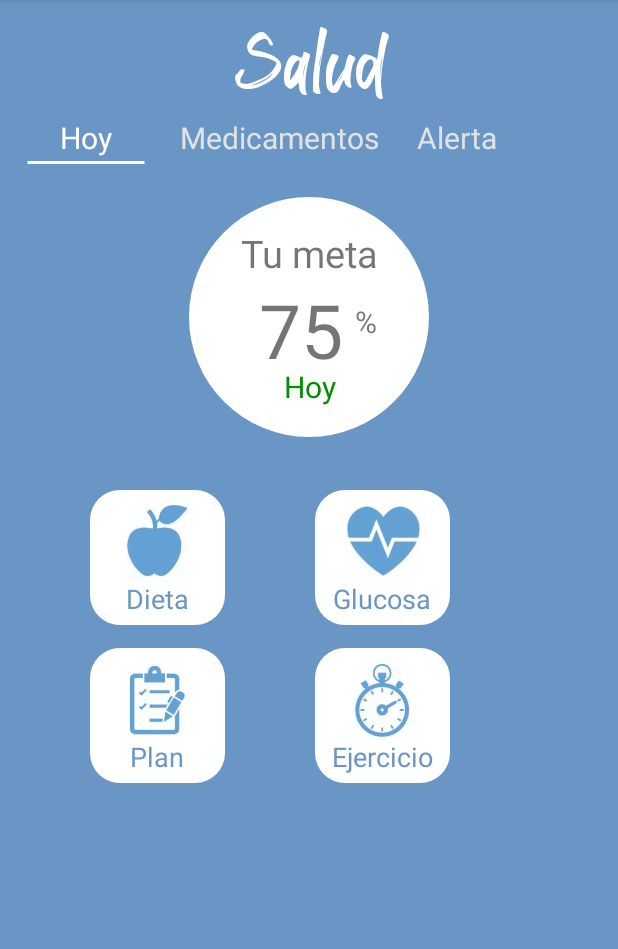
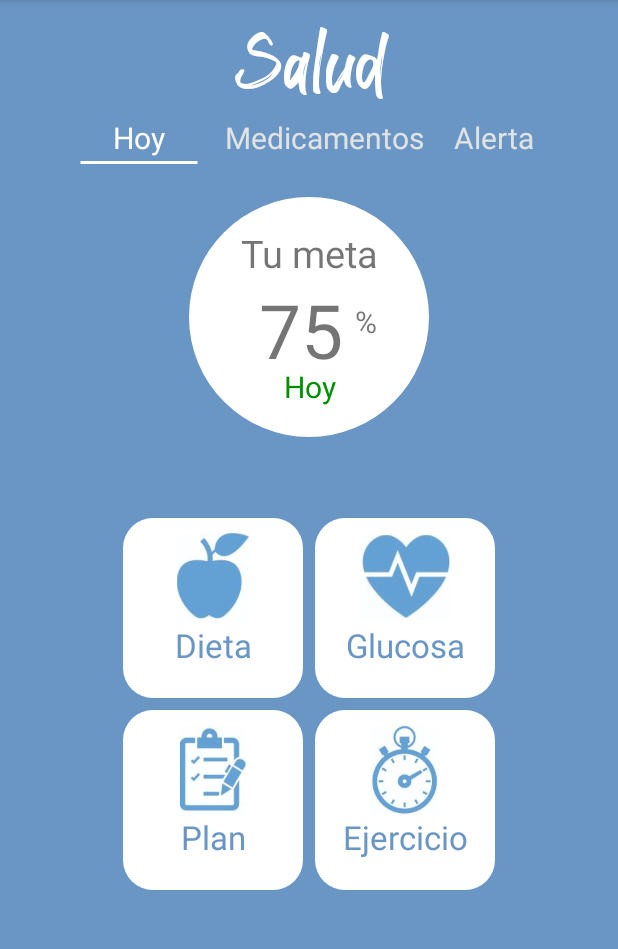
Before and after one commit to rojoescala/BeHealthyApp, an Android app: the screen it shows after launch (MainActivity), on a phone screen of 412 x 824 dp, the part 84-1033 px from its top. Run offline under Robolectric (Android 15) with nearby library versions, the phone set to English and light mode, and no system bars.

Commit message:
Menú corregido

```diff
--- a/app/src/main/res/layout/activity_menu.xml
+++ b/app/src/main/res/layout/activity_menu.xml
@@ -22,11 +22,13 @@
 
     <!-- Menú -->
 
-    <LinearLayout
+
+
+    <GridLayout
         android:layout_width="wrap_content"
         android:layout_height="wrap_content"
-        android:orientation="horizontal">
-
+        android:layout_gravity="center"
+        android:columnCount="3">
         <LinearLayout
             android:layout_width="wrap_content"
             android:layout_height="wrap_content"
@@ -46,15 +48,21 @@
                 android:background="@drawable/linea"
                 ></ImageView>
         </LinearLayout>
-
+<LinearLayout
+    android:layout_width="wrap_content"
+    android:layout_height="wrap_content">
     <TextView
     android:layout_width="wrap_content"
     android:layout_height="wrap_content"
     android:text="@string/medicamentos"
     android:textColor="@color/gris"
-            android:paddingHorizontal="5dp"
+    android:gravity="center"
     android:textSize="20dp"></TextView>
+</LinearLayout>
 
+<LinearLayout
+    android:layout_height="wrap_content"
+    android:layout_width="wrap_content">
         <TextView
             android:layout_width="wrap_content"
             android:layout_height="wrap_content"
@@ -63,7 +71,7 @@
             android:paddingHorizontal="20dp"
             android:textSize="20dp"></TextView>
 </LinearLayout>
-
+    </GridLayout>
 
 
     <!-- Porcentaje -->
@@ -121,23 +129,23 @@
 
     <!-- Opciones -->
 
-
+    <GridLayout
+        android:layout_marginTop="50dp"
+        android:layout_width="wrap_content"
+        android:layout_height="wrap_content"
+        android:layout_gravity="center"
+        android:columnCount="2"
+        android:useDefaultMargins="true"
+        android:paddingHorizontal="25dp">
         <LinearLayout
-        android:layout_marginTop="35dp"
-        android:orientation="horizontal"
-        android:layout_width="match_parent"
-        android:layout_height="wrap_content">
-
-        <LinearLayout
-            android:layout_width="90dp"
-            android:layout_height="90dp"
+            android:layout_width="@dimen/botones_menu"
+            android:layout_height="@dimen/botones_menu"
             android:orientation="vertical"
-            android:layout_marginHorizontal="60dp"
             android:background="@drawable/marco">
             <ImageView
                 android:layout_marginTop="10dp"
-                android:layout_width="50dp"
-                android:layout_height="50dp"
+                android:layout_width="@dimen/imagenes"
+                android:layout_height="@dimen/imagenes"
                 android:layout_gravity="center"
                 android:src="@drawable/dieta">
             </ImageView>
@@ -147,18 +155,17 @@
                 android:text="@string/dieta"
                 android:textColor="@color/fondoAzul"
                 android:gravity="center"
-                android:textSize="18dp"></TextView>
+                android:textSize="@dimen/letra_menu"></TextView>
         </LinearLayout>
-
         <LinearLayout
-            android:layout_width="90dp"
-            android:layout_height="90dp"
+            android:layout_width="@dimen/botones_menu"
+            android:layout_height="@dimen/botones_menu"
             android:orientation="vertical"
             android:background="@drawable/marco">
             <ImageView
                 android:layout_marginTop="10dp"
-                android:layout_width="50dp"
-                android:layout_height="50dp"
+                android:layout_width="@dimen/imagenes"
+                android:layout_height="@dimen/imagenes"
                 android:layout_gravity="center"
                 android:src="@drawable/azucar">
             </ImageView>
@@ -168,27 +175,17 @@
                 android:text="@string/glucosa"
                 android:textColor="@color/fondoAzul"
                 android:gravity="center"
-                android:textSize="18dp"></TextView>
+                android:textSize="@dimen/letra_menu"></TextView>
         </LinearLayout>
-
-    </LinearLayout>
-
         <LinearLayout
-        android:layout_marginTop="15dp"
-        android:orientation="horizontal"
-        android:layout_width="match_parent"
-        android:layout_height="wrap_content">
-
-        <LinearLayout
-            android:layout_width="90dp"
-            android:layout_height="90dp"
+            android:layout_width="@dimen/botones_menu"
+            android:layout_height="@dimen/botones_menu"
             android:orientation="vertical"
-            android:layout_marginHorizontal="60dp"
             android:background="@drawable/marco">
             <ImageView
                 android:layout_marginTop="10dp"
-                android:layout_width="50dp"
-                android:layout_height="50dp"
+                android:layout_width="@dimen/imagenes"
+                android:layout_height="@dimen/imagenes"
                 android:layout_gravity="center"
                 android:src="@drawable/plan">
             </ImageView>
@@ -198,18 +195,17 @@
                 android:text="@string/plan"
                 android:textColor="@color/fondoAzul"
                 android:gravity="center"
-                android:textSize="18dp"></TextView>
+                android:textSize="@dimen/letra_menu"></TextView>
         </LinearLayout>
-
         <LinearLayout
-            android:layout_width="90dp"
-            android:layout_height="90dp"
+            android:layout_width="@dimen/botones_menu"
+            android:layout_height="@dimen/botones_menu"
             android:orientation="vertical"
             android:background="@drawable/marco">
             <ImageView
                 android:layout_marginTop="10dp"
-                android:layout_width="50dp"
-                android:layout_height="50dp"
+                android:layout_width="@dimen/imagenes"
+                android:layout_height="@dimen/imagenes"
                 android:layout_gravity="center"
                 android:src="@drawable/ejercicio">
             </ImageView>
@@ -219,10 +215,11 @@
                 android:text="@string/ejercicio"
                 android:textColor="@color/fondoAzul"
                 android:gravity="center"
-                android:textSize="18dp"></TextView>
+                android:textSize="@dimen/letra_menu"></TextView>
         </LinearLayout>
+    </GridLayout>
 
-    </LinearLayout>
+
 
 
 
--- /dev/null
+++ b/app/src/main/res/values/dims.xml
@@ -0,0 +1,6 @@
+<?xml version="1.0" encoding="utf-8"?>
+<resources>
+    <dimen name="botones_menu">120dp</dimen>
+    <dimen name="imagenes">60dp</dimen>
+    <dimen name="letra_menu">22dp</dimen>
+</resources>
```
Lines whose indentation alone changed are shown as unchanged.
